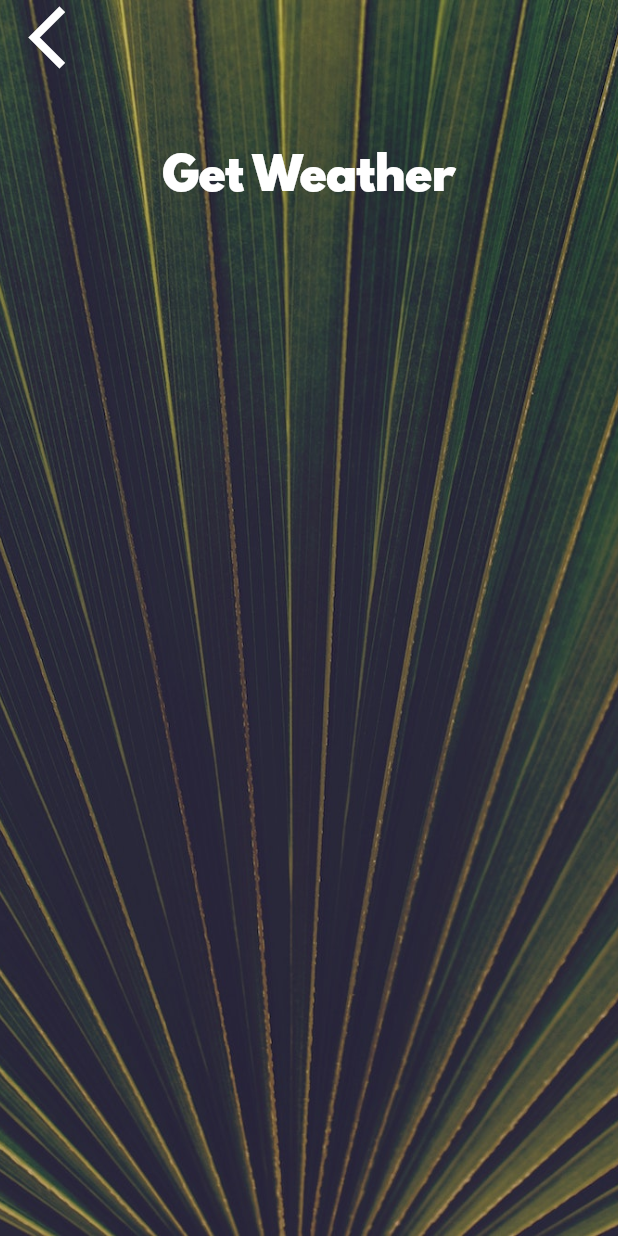
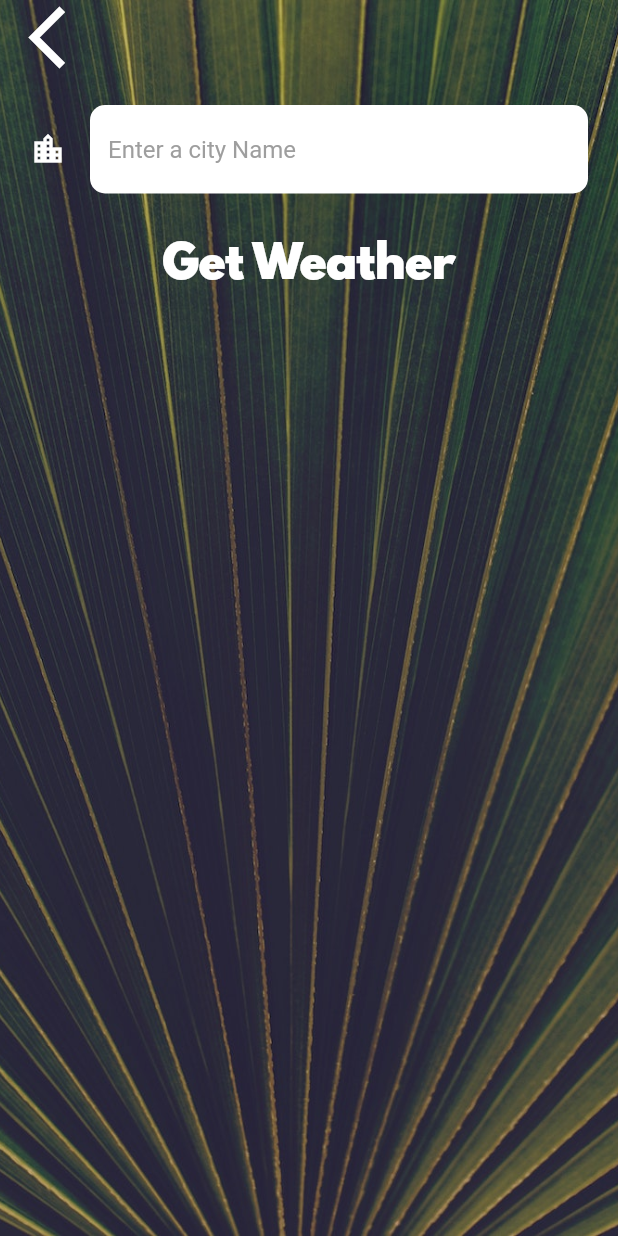
Before and after one commit to SirSimon04/flutter_clima, a Flutter app: the CityScreen screen opened directly, on a phone screen of 412 x 824 dp. Run offline on Flutter 3.47's test engine with Material 2 defaults, Android fonts, the phone set to English and light mode, and no system bars; our stand-ins replace flutter_spinkit, geolocator; network calls fail.

Commit message:
App_Ready

```diff
--- a/lib/screens/city_screen.dart
+++ b/lib/screens/city_screen.dart
@@ -1,11 +1,14 @@
 import 'package:flutter/material.dart';
 import 'package:flutter_clima/utilities/constants.dart';
+
 class CityScreen extends StatefulWidget {
   @override
   _CityScreenState createState() => _CityScreenState();
 }
 
 class _CityScreenState extends State<CityScreen> {
+  String cityName;
+
   @override
   Widget build(BuildContext context) {
     return Scaffold(
@@ -23,7 +26,9 @@ class _CityScreenState extends State<CityScreen> {
               Align(
                 alignment: Alignment.topLeft,
                 child: FlatButton(
-                  onPressed: () {},
+                  onPressed: () {
+                    Navigator.pop(context);
+                  },
                   child: Icon(
                     Icons.arrow_back_ios,
                     size: 50.0,
@@ -32,10 +37,20 @@ class _CityScreenState extends State<CityScreen> {
               ),
               Container(
                 padding: EdgeInsets.all(20.0),
-                child: null,
+                child: TextField(
+                  style: TextStyle(
+                    color: Colors.black,
+                  ),
+                  decoration: kTextFieldInputDecoration,
+                  onChanged: (value) {
+                    cityName = value;
+                  },
+                ),
               ),
               FlatButton(
-                onPressed: () {},
+                onPressed: () {
+                  Navigator.pop(context, cityName);
+                },
                 child: Text(
                   'Get Weather',
                   style: kButtonTextStyle,
--- a/lib/services/location.dart
+++ b/lib/services/location.dart
@@ -6,9 +6,10 @@ class Location {
 
   Future<void> getCurrentLocation() async {
     try {
+      print('started getCurrentLocation');
       Position position = await Geolocator.getCurrentPosition(
-          desiredAccuracy: LocationAccuracy.medium);
-
+          desiredAccuracy: LocationAccuracy.lowest);
+      print('got Location');
       latitude = position.latitude;
       longitude = position.longitude;
     } catch (e) {
--- a/lib/utilities/constants.dart
+++ b/lib/utilities/constants.dart
@@ -18,3 +18,22 @@ const kButtonTextStyle = TextStyle(
 const kConditionTextStyle = TextStyle(
   fontSize: 100.0,
 );
+
+const kTextFieldInputDecoration = InputDecoration(
+  filled: true,
+  fillColor: Colors.white,
+  icon: Icon(
+    Icons.location_city,
+    color: Colors.white,
+  ),
+  hintText: 'Enter a city Name',
+  hintStyle: TextStyle(
+    color: Colors.grey,
+  ),
+  border: OutlineInputBorder(
+    borderRadius: BorderRadius.all(
+      Radius.circular(10.0),
+    ),
+    borderSide: BorderSide.none,
+  ),
+);
```
Also changed, not shown: lib/screens/loading_screen.dart (+6 -2 lines), lib/screens/location_screen.dart (+23 -7 lines), lib/services/weather.dart (+17 -8 lines), 1 other file.
